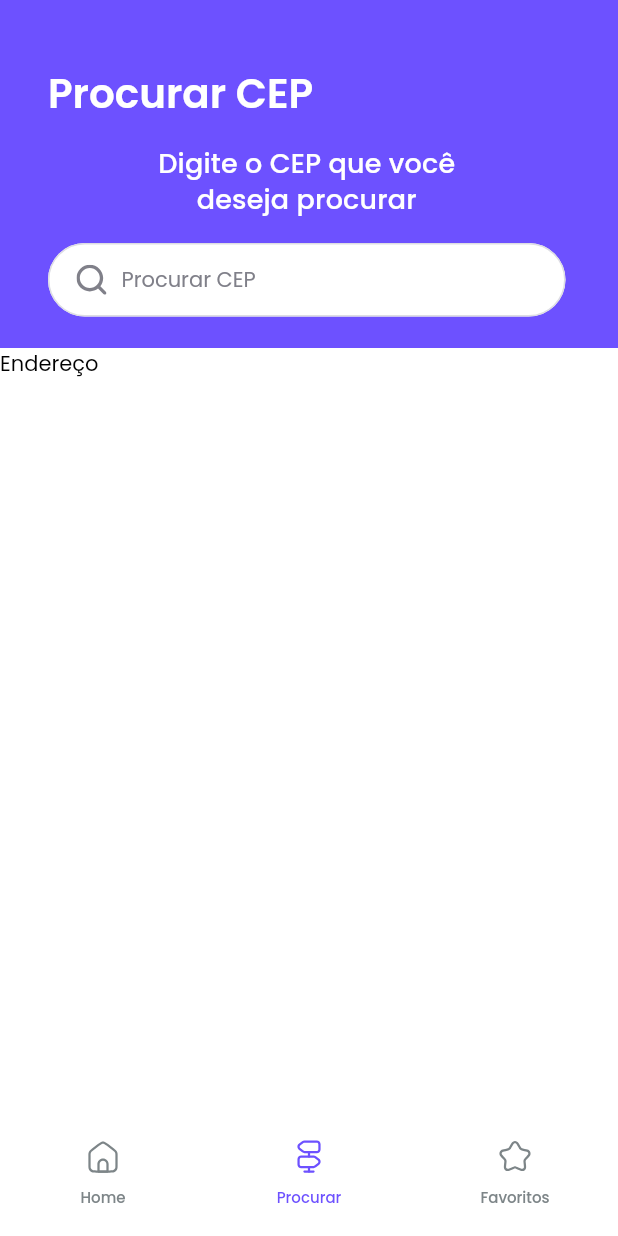
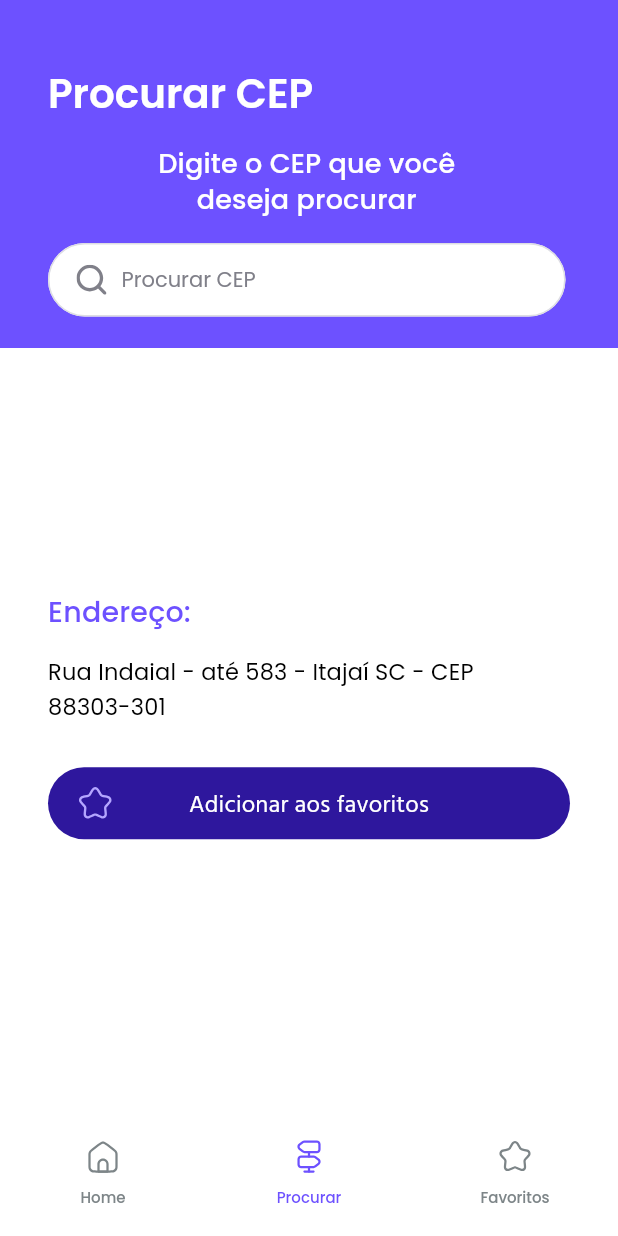
Before and after one commit to danieldcastro/cep, a Flutter app: the SearchPage screen opened by its route, on a phone screen of 412 x 824 dp. Run offline on Flutter 3.47's test engine with Material 2 defaults, Android fonts, the phone set to English and light mode, and no system bars; our stand-ins replace auto_size_text, flutter_svg, get, mask_text_input_formatter.

Commit message:
💄 UI: Finalized Search page layout and components

```diff
--- a/lib/presentation/pages/search/controllers/search_controller.dart
+++ b/lib/presentation/pages/search/controllers/search_controller.dart
@@ -3,6 +3,25 @@ import 'package:get/get.dart';
 
 class SearchController extends GetxController {
   TextEditingController searchTextFieldController = TextEditingController();
+
+  RxBool isFavoriteButtonPressed = false.obs;
+
+  RxDouble favoriteButtonStarTopPosition = 0.0.obs;
+
+  void onTapFavoriteButton() {
+    isFavoriteButtonPressed.value = !isFavoriteButtonPressed.value;
+    isFavoriteButtonPressed.value
+        ? changeFavoriteButtonStarPositionDown()
+        : changeFavoriteButtonStarPositionUp();
+  }
+
+  void changeFavoriteButtonStarPositionUp() {
+    favoriteButtonStarTopPosition = (-30.0).obs;
+  }
+
+  void changeFavoriteButtonStarPositionDown() {
+    favoriteButtonStarTopPosition = (30.0).obs;
+  }
 
   @override
   void dispose() {
--- a/lib/presentation/pages/search/search_page.dart
+++ b/lib/presentation/pages/search/search_page.dart
@@ -3,6 +3,9 @@ import 'package:get/get.dart';
 
 import '../../global_widgets/global_bottom_menu_widget.dart';
 import 'controllers/search_controller.dart';
+import 'widgets/body/search_address_title_widget.dart';
+import 'widgets/body/search_address_widget.dart';
+import 'widgets/body/search_favorite_button_widget.dart';
 import 'widgets/header/search_subtitle_widget.dart';
 import 'widgets/header/search_textfield_widget.dart';
 import 'widgets/header/search_title_widget.dart';
@@ -33,15 +36,23 @@ class SearchPage extends GetView<SearchController> {
                     ],
                   )),
             ),
-            Center(
-              child: Column(
-                children: [
-                  Row(
+            Expanded(
+              child: Center(
+                child: Padding(
+                  padding: const EdgeInsets.symmetric(horizontal: 32),
+                  child: Column(
+                    crossAxisAlignment: CrossAxisAlignment.start,
+                    mainAxisAlignment: MainAxisAlignment.center,
+                    mainAxisSize: MainAxisSize.max,
                     children: const [
-                      Text('Endereço'),
+                      SearchAddressTitleWidget(),
+                      SizedBox(height: 17),
+                      SearchAddressWidget(),
+                      SizedBox(height: 29),
+                      SearchFavoriteButtonWidget()
                     ],
-                  )
-                ],
+                  ),
+                ),
               ),
             )
           ],
--- /dev/null
+++ b/lib/presentation/pages/search/widgets/body/search_address_title_widget.dart
@@ -0,0 +1,19 @@
+import 'package:flutter/material.dart';
+import 'package:get/get.dart';
+
+import '../../../../theme/app_colors.dart';
+
+class SearchAddressTitleWidget extends StatelessWidget {
+  const SearchAddressTitleWidget({
+    Key? key,
+  }) : super(key: key);
+
+  @override
+  Widget build(BuildContext context) {
+    return Text(
+      'Endereço:',
+      style: Get.textTheme.subtitle1
+          ?.copyWith(fontSize: 19, color: AppColors().primaryColor),
+    );
+  }
+}
--- /dev/null
+++ b/lib/presentation/pages/search/widgets/body/search_address_widget.dart
@@ -0,0 +1,14 @@
+import 'package:flutter/material.dart';
+import 'package:get/get.dart';
+
+class SearchAddressWidget extends StatelessWidget {
+  const SearchAddressWidget({
+    Key? key,
+  }) : super(key: key);
+
+  @override
+  Widget build(BuildContext context) {
+    return Text('Rua Indaial - até 583 - Itajaí SC - CEP 88303-301',
+        style: Get.textTheme.bodyText1);
+  }
+}
--- /dev/null
+++ b/lib/presentation/pages/search/widgets/body/search_favorite_button_widget.dart
@@ -0,0 +1,86 @@
+import 'package:flutter/material.dart';
+import 'package:flutter_svg/svg.dart';
+import 'package:get/get.dart';
+
+import '../../../../../core/util/helpers/icon_paths.dart';
+import '../../../../theme/app_colors.dart';
+import '../../controllers/search_controller.dart';
+
+class SearchFavoriteButtonWidget extends GetView<SearchController> {
+  const SearchFavoriteButtonWidget({
+    Key? key,
+  }) : super(key: key);
+
+  @override
+  Widget build(BuildContext context) {
+    return Obx(() => Card(
+        margin: EdgeInsets.zero,
+        shape: RoundedRectangleBorder(borderRadius: BorderRadius.circular(100)),
+        elevation: 0,
+        color: controller.isFavoriteButtonPressed.value
+            ? AppColors().secondNormalWhiteColor
+            : AppColors().normalBlueColor,
+        child: InkWell(
+          borderRadius: BorderRadius.circular(100),
+          splashColor: AppColors().lightPurpleColor.withOpacity(.5),
+          onTap: () => controller.onTapFavoriteButton(),
+          child: Row(
+              crossAxisAlignment: CrossAxisAlignment.center,
+              mainAxisAlignment: MainAxisAlignment.spaceBetween,
+              children: [
+                Expanded(
+                  child: SizedBox(
+                    height: 48,
+                    child: Padding(
+                      padding: const EdgeInsets.symmetric(horizontal: 20),
+                      child: Stack(
+                        clipBehavior: Clip.antiAlias,
+                        children: [
+                          _buildAnimatedStar(true),
+                          _buildAnimatedStar(false)
+                        ],
+                      ),
+                    ),
+                  ),
+                ),
+                Expanded(
+                  flex: 3,
+                  child: Center(
+                    child: Obx(() => Padding(
+                          padding: const EdgeInsets.only(top: 5.0),
+                          child: Text(
+                            'Adicionar aos favoritos',
+                            style: Get.textTheme.subtitle1?.copyWith(
+                                color: controller.isFavoriteButtonPressed.value
+                                    ? AppColors().normalPurpleColor
+                                    : AppColors().normalWhiteColor,
+                                height: 1,
+                                fontFamily: 'Hind'),
+                          ),
+                        )),
+                  ),
+                ),
+                const Spacer()
+              ]),
+        )));
+  }
+
+  AnimatedPositioned _buildAnimatedStar(bool isFilled) {
+    return AnimatedPositioned(
+      top: isFilled
+          ? controller.isFavoriteButtonPressed.value
+              ? 13
+              : -30
+          : controller.isFavoriteButtonPressed.value
+              ? 60
+              : 13,
+      duration: const Duration(milliseconds: 300),
+      curve: Curves.easeInOut,
+      child: SvgPicture.asset(isFilled ? IconPaths.FILLED_STAR : IconPaths.STAR,
+          color: isFilled
+              ? AppColors().normalYellowColor
+              : AppColors().secondLightPurpleColor,
+          width: 23),
+    );
+  }
+}
```
